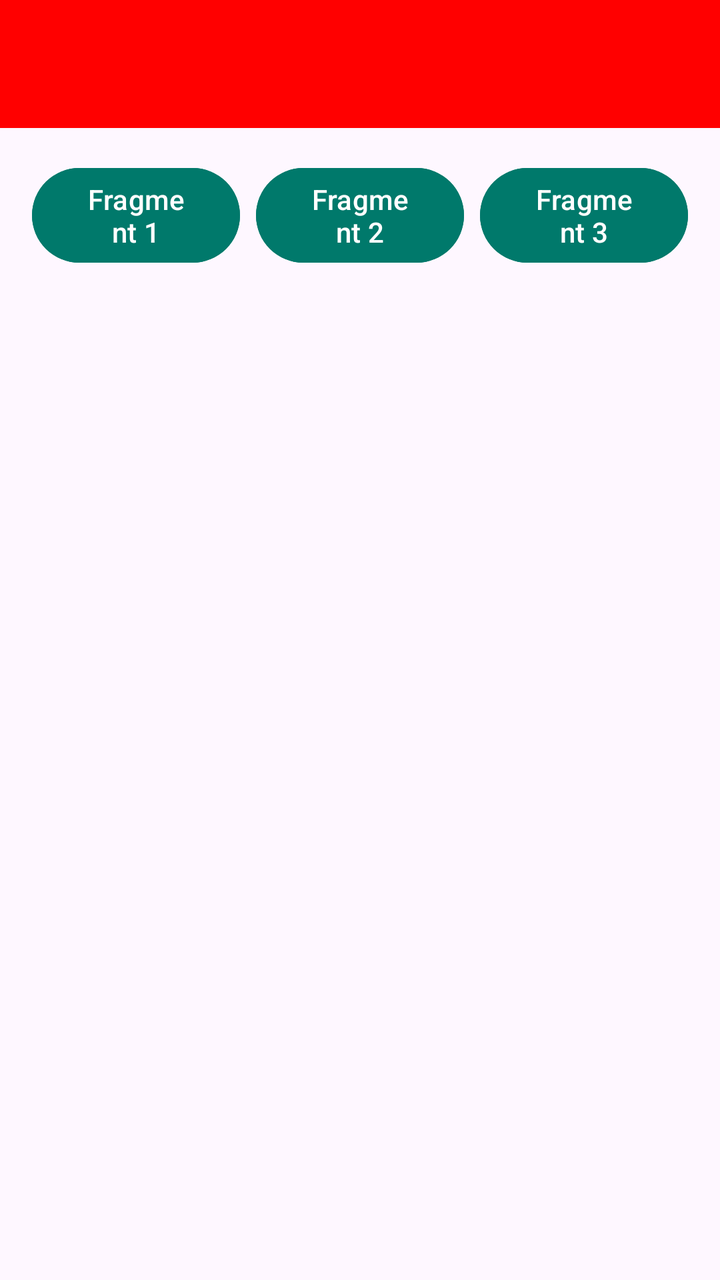
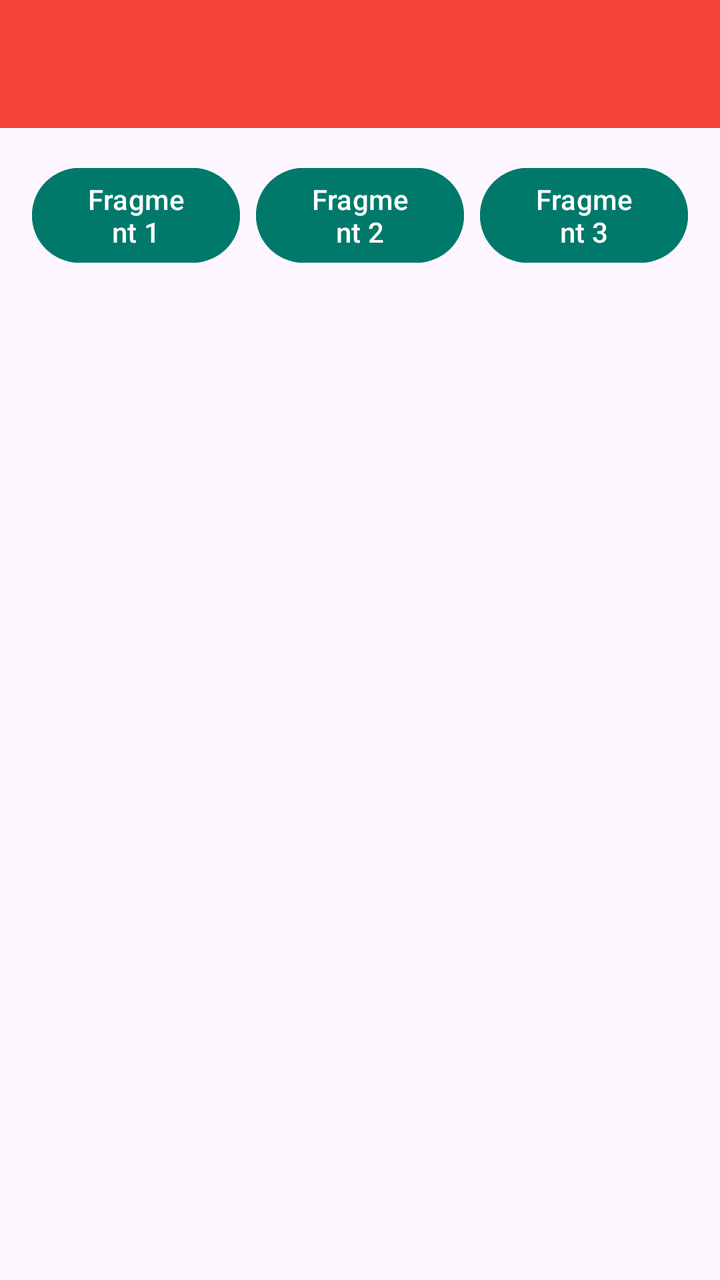

Before-and-after screenshots of an Android layout around one commit, followed by the original layout XML and the change that was made.
<!-- AndroidManifest.xml: application theme Theme.Sherine_TIA -->
<!-- res/layout/activity_enam.xml -->
<?xml version="1.0" encoding="utf-8"?>
<androidx.constraintlayout.widget.ConstraintLayout xmlns:android="http://schemas.android.com/apk/res/android"
    xmlns:app="http://schemas.android.com/apk/res-auto"
    xmlns:tools="http://schemas.android.com/tools"
    android:id="@+id/main"
    android:layout_width="match_parent"
    android:layout_height="match_parent"
    tools:context=".Home.pertemuan_6.EnamActivity">

    <androidx.appcompat.widget.Toolbar
        android:id="@+id/toolbar"
        android:layout_width="match_parent"
        android:layout_height="?attr/actionBarSize"
        android:background="#FF0000"
        app:layout_constraintBottom_toBottomOf="parent"
        app:layout_constraintEnd_toEndOf="parent"
        app:layout_constraintHorizontal_bias="0.0"
        app:layout_constraintStart_toStartOf="parent"
        app:layout_constraintTop_toTopOf="parent"
        app:layout_constraintVertical_bias="0.0"
        app:subtitleTextColor="@android:color/white"
        app:titleTextColor="@android:color/white" />

    <Button
        android:id="@+id/btnFragment1"
        android:layout_width="0dp"
        android:layout_height="wrap_content"
        android:layout_marginStart="16dp"
        android:layout_marginTop="16dp"
        android:layout_marginEnd="4dp"
        android:backgroundTint="#00796B"
        android:text="Fragment 1"
        app:layout_constraintEnd_toStartOf="@+id/btnFragment2"
        app:layout_constraintStart_toStartOf="parent"
        app:layout_constraintTop_toBottomOf="@+id/toolbar" />

    <Button
        android:id="@+id/btnFragment2"
        android:layout_width="0dp"
        android:layout_height="wrap_content"
        android:layout_marginStart="4dp"
        android:layout_marginEnd="4dp"
        android:backgroundTint="#00796B"
        android:text="Fragment 2"
        app:layout_constraintEnd_toStartOf="@+id/btnFragment3"
        app:layout_constraintStart_toEndOf="@+id/btnFragment1"
        app:layout_constraintTop_toTopOf="@+id/btnFragment1" />

    <Button
        android:id="@+id/btnFragment3"
        android:layout_width="0dp"
        android:layout_height="wrap_content"
        android:layout_marginStart="4dp"
        android:layout_marginEnd="16dp"
        android:backgroundTint="#00796B"
        android:text="Fragment 3"
        app:layout_constraintEnd_toEndOf="parent"
        app:layout_constraintStart_toEndOf="@+id/btnFragment2"
        app:layout_constraintTop_toTopOf="@+id/btnFragment1" />

    <FrameLayout
        android:id="@+id/fragment_container"
        android:layout_width="0dp"
        android:layout_height="0dp"
        android:layout_marginTop="20dp"
        app:layout_constraintBottom_toBottomOf="parent"
        app:layout_constraintEnd_toEndOf="parent"
        app:layout_constraintStart_toStartOf="parent"
        app:layout_constraintTop_toBottomOf="@+id/btnFragment2" />
</androidx.constraintlayout.widget.ConstraintLayout>
<!-- resources referenced by this layout -->
<resources>
  <style name="Theme.Sherine_TIA" parent="Base.Theme.Sherine_TIA" />
  <style name="Base.Theme.Sherine_TIA" parent="Theme.Material3.DayNight.NoActionBar">
          
          
      </style>
</resources>

<!-- the commit's change to res/layout/activity_enam.xml (unified diff, before → after) -->
@@ -11,7 +11,7 @@
         android:id="@+id/toolbar"
         android:layout_width="match_parent"
         android:layout_height="?attr/actionBarSize"
-        android:background="#FF0000"
+        android:background="#F44336"
         app:layout_constraintBottom_toBottomOf="parent"
         app:layout_constraintEnd_toEndOf="parent"
         app:layout_constraintHorizontal_bias="0.0"
